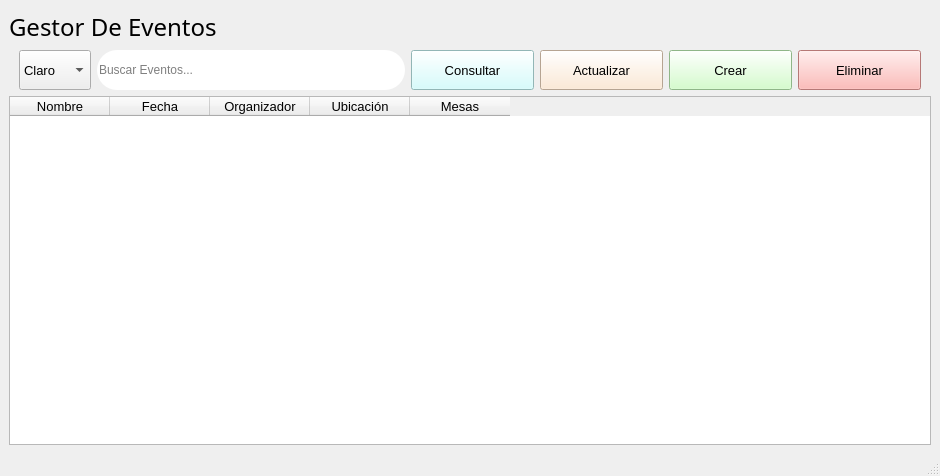
Above: src/ui/PantallaPrincipal.ui from IvanJesusCorbalanPascual/Gestor-de-Eventos before the change. Below: the same form after it.
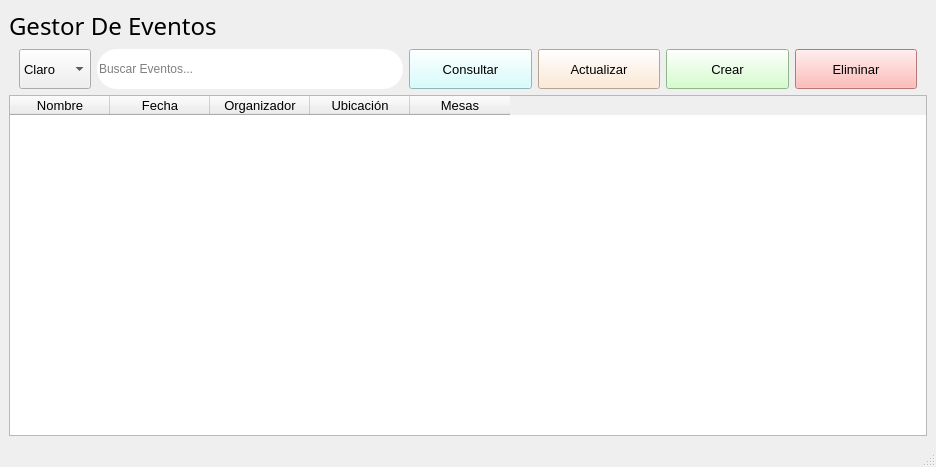
That is the form after the change. Icons and pictures are not drawn.

Patch:
```diff
--- a/src/ui/PantallaPrincipal.ui
+++ b/src/ui/PantallaPrincipal.ui
@@ -6,8 +6,8 @@
    <rect>
     <x>0</x>
     <y>0</y>
-    <width>940</width>
-    <height>476</height>
+    <width>936</width>
+    <height>467</height>
    </rect>
   </property>
   <property name="windowTitle">
```
